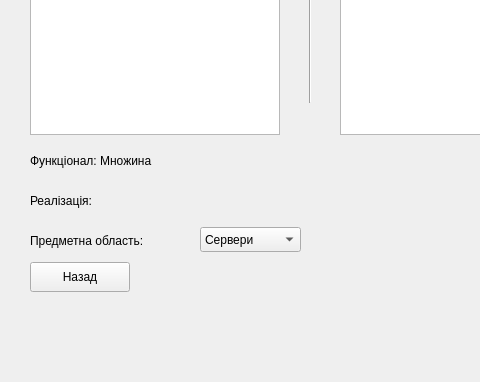
The window that gui/Exam/performcontainerwindow.ui (IvanRamyk/oop_exam) describes before a commit, drawn with Qt 5; both pictures show x 0 to 480 and y 218 to 600 of the 930 by 600 pixel window.
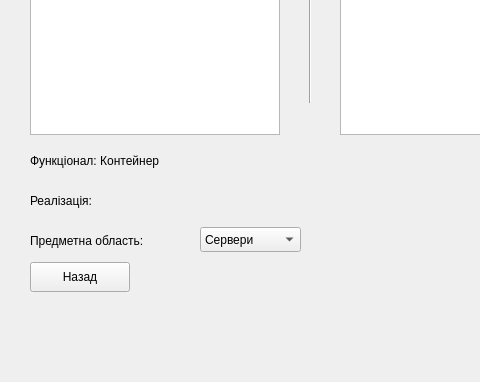
The same window after the commit.

Diff of the .ui file:
```diff
--- a/gui/Exam/performcontainerwindow.ui
+++ b/gui/Exam/performcontainerwindow.ui
@@ -201,7 +201,7 @@
      </rect>
     </property>
     <property name="text">
-     <string>Функціонал: Множина</string>
+     <string>Функціонал: Контейнер</string>
     </property>
    </widget>
    <widget class="QLabel" name="label">
```
Left out of the diff: 6 changed lines with no effect on the pictures.
